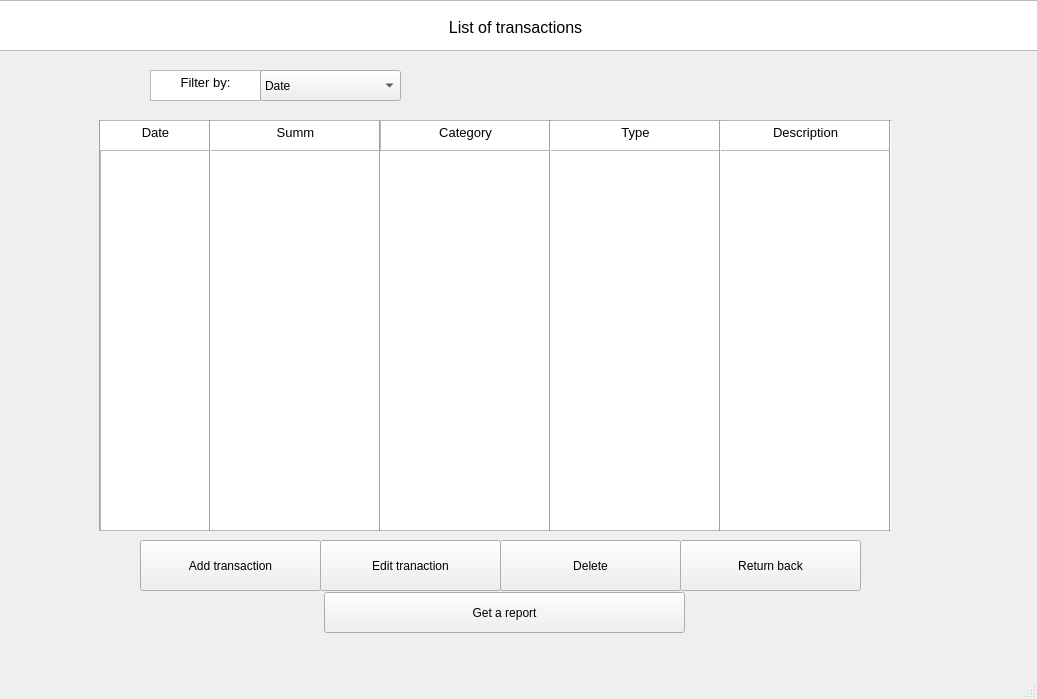
Qt form Main_window.ui (Syrkery/cost_accounting_system) before a commit.
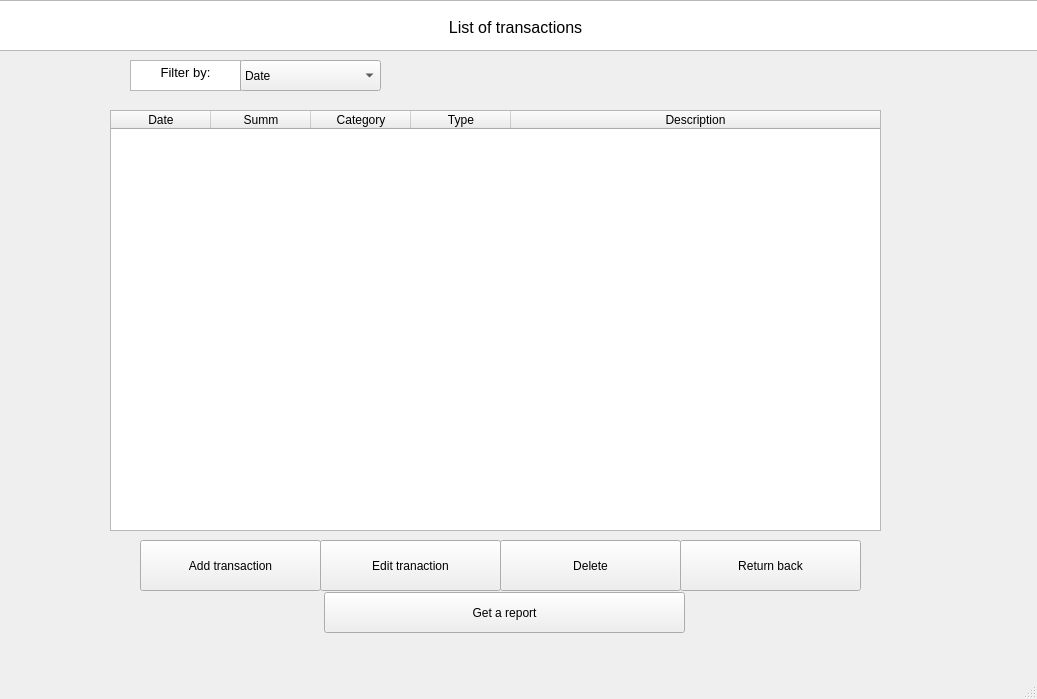
The same form after that commit.

Commit message: сделал красивую табличку и вывод в неё(для проверки в ручную забить данные в б/д)

Patch:
```diff
--- a/Main_window.ui
+++ b/Main_window.ui
@@ -32,205 +32,11 @@
 &lt;p align=&quot;center&quot; style=&quot; margin-top:0px; margin-bottom:0px; margin-left:0px; margin-right:0px; -qt-block-indent:0; text-indent:0px;&quot;&gt;&lt;span style=&quot; font-size:12pt;&quot;&gt;List of transactions&lt;/span&gt;&lt;/p&gt;&lt;/body&gt;&lt;/html&gt;</string>
     </property>
    </widget>
-   <widget class="QTextBrowser" name="textBrowser_2">
-    <property name="geometry">
-     <rect>
-      <x>100</x>
-      <y>120</y>
-      <width>111</width>
-      <height>31</height>
-     </rect>
-    </property>
-    <property name="verticalScrollBarPolicy">
-     <enum>Qt::ScrollBarAlwaysOff</enum>
-    </property>
-    <property name="html">
-     <string>&lt;!DOCTYPE HTML PUBLIC &quot;-//W3C//DTD HTML 4.0//EN&quot; &quot;http://www.w3.org/TR/REC-html40/strict.dtd&quot;&gt;
-&lt;html&gt;&lt;head&gt;&lt;meta name=&quot;qrichtext&quot; content=&quot;1&quot; /&gt;&lt;style type=&quot;text/css&quot;&gt;
-p, li { white-space: pre-wrap; }
-&lt;/style&gt;&lt;/head&gt;&lt;body style=&quot; font-family:'MS Shell Dlg 2'; font-size:8.25pt; font-weight:400; font-style:normal;&quot;&gt;
-&lt;p align=&quot;center&quot; style=&quot; margin-top:0px; margin-bottom:0px; margin-left:0px; margin-right:0px; -qt-block-indent:0; text-indent:0px;&quot;&gt;&lt;span style=&quot; font-size:10pt;&quot;&gt;Date&lt;/span&gt;&lt;/p&gt;
-&lt;p align=&quot;center&quot; style=&quot;-qt-paragraph-type:empty; margin-top:0px; margin-bottom:0px; margin-left:0px; margin-right:0px; -qt-block-indent:0; text-indent:0px;&quot;&gt;&lt;br /&gt;&lt;/p&gt;&lt;/body&gt;&lt;/html&gt;</string>
-    </property>
-   </widget>
-   <widget class="QTextBrowser" name="textBrowser_3">
-    <property name="geometry">
-     <rect>
-      <x>210</x>
-      <y>120</y>
-      <width>171</width>
-      <height>31</height>
-     </rect>
-    </property>
-    <property name="verticalScrollBarPolicy">
-     <enum>Qt::ScrollBarAlwaysOff</enum>
-    </property>
-    <property name="html">
-     <string>&lt;!DOCTYPE HTML PUBLIC &quot;-//W3C//DTD HTML 4.0//EN&quot; &quot;http://www.w3.org/TR/REC-html40/strict.dtd&quot;&gt;
-&lt;html&gt;&lt;head&gt;&lt;meta name=&quot;qrichtext&quot; content=&quot;1&quot; /&gt;&lt;style type=&quot;text/css&quot;&gt;
-p, li { white-space: pre-wrap; }
-&lt;/style&gt;&lt;/head&gt;&lt;body style=&quot; font-family:'MS Shell Dlg 2'; font-size:8.25pt; font-weight:400; font-style:normal;&quot;&gt;
-&lt;p align=&quot;center&quot; style=&quot; margin-top:0px; margin-bottom:0px; margin-left:0px; margin-right:0px; -qt-block-indent:0; text-indent:0px;&quot;&gt;&lt;span style=&quot; font-size:10pt;&quot;&gt;Summ&lt;/span&gt;&lt;/p&gt;
-&lt;p align=&quot;center&quot; style=&quot;-qt-paragraph-type:empty; margin-top:0px; margin-bottom:0px; margin-left:0px; margin-right:0px; -qt-block-indent:0; text-indent:0px; font-size:10pt;&quot;&gt;&lt;br /&gt;&lt;/p&gt;&lt;/body&gt;&lt;/html&gt;</string>
-    </property>
-   </widget>
-   <widget class="Line" name="line">
-    <property name="geometry">
-     <rect>
-      <x>200</x>
-      <y>120</y>
-      <width>20</width>
-      <height>411</height>
-     </rect>
-    </property>
-    <property name="orientation">
-     <enum>Qt::Vertical</enum>
-    </property>
-   </widget>
-   <widget class="Line" name="line_2">
-    <property name="geometry">
-     <rect>
-      <x>370</x>
-      <y>120</y>
-      <width>20</width>
-      <height>411</height>
-     </rect>
-    </property>
-    <property name="orientation">
-     <enum>Qt::Vertical</enum>
-    </property>
-   </widget>
-   <widget class="QTextBrowser" name="textBrowser_4">
-    <property name="geometry">
-     <rect>
-      <x>380</x>
-      <y>120</y>
-      <width>171</width>
-      <height>31</height>
-     </rect>
-    </property>
-    <property name="verticalScrollBarPolicy">
-     <enum>Qt::ScrollBarAlwaysOff</enum>
-    </property>
-    <property name="html">
-     <string>&lt;!DOCTYPE HTML PUBLIC &quot;-//W3C//DTD HTML 4.0//EN&quot; &quot;http://www.w3.org/TR/REC-html40/strict.dtd&quot;&gt;
-&lt;html&gt;&lt;head&gt;&lt;meta name=&quot;qrichtext&quot; content=&quot;1&quot; /&gt;&lt;style type=&quot;text/css&quot;&gt;
-p, li { white-space: pre-wrap; }
-&lt;/style&gt;&lt;/head&gt;&lt;body style=&quot; font-family:'MS Shell Dlg 2'; font-size:8.25pt; font-weight:400; font-style:normal;&quot;&gt;
-&lt;p align=&quot;center&quot; style=&quot; margin-top:0px; margin-bottom:0px; margin-left:0px; margin-right:0px; -qt-block-indent:0; text-indent:0px;&quot;&gt;&lt;span style=&quot; font-size:10pt;&quot;&gt;Category&lt;/span&gt;&lt;/p&gt;&lt;/body&gt;&lt;/html&gt;</string>
-    </property>
-   </widget>
-   <widget class="QTextBrowser" name="textBrowser_5">
-    <property name="geometry">
-     <rect>
-      <x>550</x>
-      <y>120</y>
-      <width>171</width>
-      <height>31</height>
-     </rect>
-    </property>
-    <property name="verticalScrollBarPolicy">
-     <enum>Qt::ScrollBarAlwaysOff</enum>
-    </property>
-    <property name="html">
-     <string>&lt;!DOCTYPE HTML PUBLIC &quot;-//W3C//DTD HTML 4.0//EN&quot; &quot;http://www.w3.org/TR/REC-html40/strict.dtd&quot;&gt;
-&lt;html&gt;&lt;head&gt;&lt;meta name=&quot;qrichtext&quot; content=&quot;1&quot; /&gt;&lt;style type=&quot;text/css&quot;&gt;
-p, li { white-space: pre-wrap; }
-&lt;/style&gt;&lt;/head&gt;&lt;body style=&quot; font-family:'MS Shell Dlg 2'; font-size:8.25pt; font-weight:400; font-style:normal;&quot;&gt;
-&lt;p align=&quot;center&quot; style=&quot; margin-top:0px; margin-bottom:0px; margin-left:0px; margin-right:0px; -qt-block-indent:0; text-indent:0px;&quot;&gt;&lt;span style=&quot; font-size:10pt;&quot;&gt;Type&lt;/span&gt;&lt;/p&gt;&lt;/body&gt;&lt;/html&gt;</string>
-    </property>
-   </widget>
-   <widget class="Line" name="line_3">
-    <property name="geometry">
-     <rect>
-      <x>540</x>
-      <y>120</y>
-      <width>20</width>
-      <height>411</height>
-     </rect>
-    </property>
-    <property name="orientation">
-     <enum>Qt::Vertical</enum>
-    </property>
-   </widget>
-   <widget class="QTextBrowser" name="textBrowser_6">
-    <property name="geometry">
-     <rect>
-      <x>720</x>
-      <y>120</y>
-      <width>171</width>
-      <height>31</height>
-     </rect>
-    </property>
-    <property name="verticalScrollBarPolicy">
-     <enum>Qt::ScrollBarAlwaysOff</enum>
-    </property>
-    <property name="html">
-     <string>&lt;!DOCTYPE HTML PUBLIC &quot;-//W3C//DTD HTML 4.0//EN&quot; &quot;http://www.w3.org/TR/REC-html40/strict.dtd&quot;&gt;
-&lt;html&gt;&lt;head&gt;&lt;meta name=&quot;qrichtext&quot; content=&quot;1&quot; /&gt;&lt;style type=&quot;text/css&quot;&gt;
-p, li { white-space: pre-wrap; }
-&lt;/style&gt;&lt;/head&gt;&lt;body style=&quot; font-family:'MS Shell Dlg 2'; font-size:8.25pt; font-weight:400; font-style:normal;&quot;&gt;
-&lt;p align=&quot;center&quot; style=&quot; margin-top:0px; margin-bottom:0px; margin-left:0px; margin-right:0px; -qt-block-indent:0; text-indent:0px;&quot;&gt;&lt;span style=&quot; font-size:10pt;&quot;&gt;Description&lt;/span&gt;&lt;/p&gt;
-&lt;p align=&quot;center&quot; style=&quot;-qt-paragraph-type:empty; margin-top:0px; margin-bottom:0px; margin-left:0px; margin-right:0px; -qt-block-indent:0; text-indent:0px; font-size:10pt;&quot;&gt;&lt;br /&gt;&lt;/p&gt;&lt;/body&gt;&lt;/html&gt;</string>
-    </property>
-   </widget>
-   <widget class="Line" name="line_4">
-    <property name="geometry">
-     <rect>
-      <x>710</x>
-      <y>120</y>
-      <width>20</width>
-      <height>411</height>
-     </rect>
-    </property>
-    <property name="orientation">
-     <enum>Qt::Vertical</enum>
-    </property>
-   </widget>
-   <widget class="Line" name="line_5">
-    <property name="geometry">
-     <rect>
-      <x>90</x>
-      <y>120</y>
-      <width>20</width>
-      <height>411</height>
-     </rect>
-    </property>
-    <property name="orientation">
-     <enum>Qt::Vertical</enum>
-    </property>
-   </widget>
-   <widget class="Line" name="line_6">
-    <property name="geometry">
-     <rect>
-      <x>880</x>
-      <y>120</y>
-      <width>20</width>
-      <height>411</height>
-     </rect>
-    </property>
-    <property name="orientation">
-     <enum>Qt::Vertical</enum>
-    </property>
-   </widget>
-   <widget class="Line" name="line_7">
-    <property name="geometry">
-     <rect>
-      <x>100</x>
-      <y>520</y>
-      <width>791</width>
-      <height>16</height>
-     </rect>
-    </property>
-    <property name="orientation">
-     <enum>Qt::Horizontal</enum>
-    </property>
-   </widget>
    <widget class="QTextBrowser" name="textBrowser_7">
     <property name="geometry">
      <rect>
-      <x>150</x>
-      <y>70</y>
+      <x>130</x>
+      <y>60</y>
       <width>111</width>
       <height>31</height>
      </rect>
@@ -249,8 +55,8 @@
    <widget class="QComboBox" name="filter">
     <property name="geometry">
      <rect>
-      <x>260</x>
-      <y>70</y>
+      <x>240</x>
+      <y>60</y>
       <width>141</width>
       <height>31</height>
      </rect>
@@ -348,56 +154,6 @@
      <string>Return back</string>
     </property>
    </widget>
-   <widget class="QTextBrowser" name="DATE">
-    <property name="geometry">
-     <rect>
-      <x>100</x>
-      <y>150</y>
-      <width>111</width>
-      <height>381</height>
-     </rect>
-    </property>
-   </widget>
-   <widget class="QTextBrowser" name="SUMM">
-    <property name="geometry">
-     <rect>
-      <x>210</x>
-      <y>150</y>
-      <width>171</width>
-      <height>381</height>
-     </rect>
-    </property>
-   </widget>
-   <widget class="QTextBrowser" name="CATEGORY">
-    <property name="geometry">
-     <rect>
-      <x>380</x>
-      <y>150</y>
-      <width>171</width>
-      <height>381</height>
-     </rect>
-    </property>
-   </widget>
-   <widget class="QTextBrowser" name="TYPE">
-    <property name="geometry">
-     <rect>
-      <x>550</x>
-      <y>150</y>
-      <width>171</width>
-      <height>381</height>
-     </rect>
-    </property>
-   </widget>
-   <widget class="QTextBrowser" name="DESCRIPTION">
-    <property name="geometry">
-     <rect>
-      <x>720</x>
-      <y>150</y>
-      <width>171</width>
-      <height>381</height>
-     </rect>
-    </property>
-   </widget>
    <widget class="QPushButton" name="GetRep">
     <property name="geometry">
      <rect>
@@ -414,31 +170,56 @@
      <string>Get a report</string>
     </property>
    </widget>
-   <zorder>line_7</zorder>
-   <zorder>DESCRIPTION</zorder>
-   <zorder>TYPE</zorder>
-   <zorder>CATEGORY</zorder>
-   <zorder>SUMM</zorder>
-   <zorder>textBrowser</zorder>
-   <zorder>textBrowser_2</zorder>
-   <zorder>textBrowser_3</zorder>
-   <zorder>line_2</zorder>
-   <zorder>textBrowser_4</zorder>
-   <zorder>textBrowser_5</zorder>
-   <zorder>line_3</zorder>
-   <zorder>textBrowser_6</zorder>
-   <zorder>line_4</zorder>
-   <zorder>line_5</zorder>
-   <zorder>line_6</zorder>
-   <zorder>textBrowser_7</zorder>
-   <zorder>filter</zorder>
-   <zorder>add_transaction</zorder>
-   <zorder>edit_transaction</zorder>
-   <zorder>Del</zorder>
-   <zorder>Back</zorder>
-   <zorder>DATE</zorder>
-   <zorder>line</zorder>
-   <zorder>GetRep</zorder>
+   <widget class="QTableWidget" name="table">
+    <property name="geometry">
+     <rect>
+      <x>110</x>
+      <y>110</y>
+      <width>771</width>
+      <height>421</height>
+     </rect>
+    </property>
+    <property name="sizeAdjustPolicy">
+     <enum>QAbstractScrollArea::AdjustIgnored</enum>
+    </property>
+    <property name="textElideMode">
+     <enum>Qt::ElideLeft</enum>
+    </property>
+    <property name="sortingEnabled">
+     <bool>false</bool>
+    </property>
+    <attribute name="horizontalHeaderShowSortIndicator" stdset="0">
+     <bool>false</bool>
+    </attribute>
+    <attribute name="horizontalHeaderStretchLastSection">
+     <bool>true</bool>
+    </attribute>
+    <column>
+     <property name="text">
+      <string>Date</string>
+     </property>
+    </column>
+    <column>
+     <property name="text">
+      <string>Summ</string>
+     </property>
+    </column>
+    <column>
+     <property name="text">
+      <string>Category</string>
+     </property>
+    </column>
+    <column>
+     <property name="text">
+      <string>Type</string>
+     </property>
+    </column>
+    <column>
+     <property name="text">
+      <string>Description</string>
+     </property>
+    </column>
+   </widget>
   </widget>
   <widget class="QMenuBar" name="menubar">
    <property name="geometry">
```
The commit also changes 1 other file.
